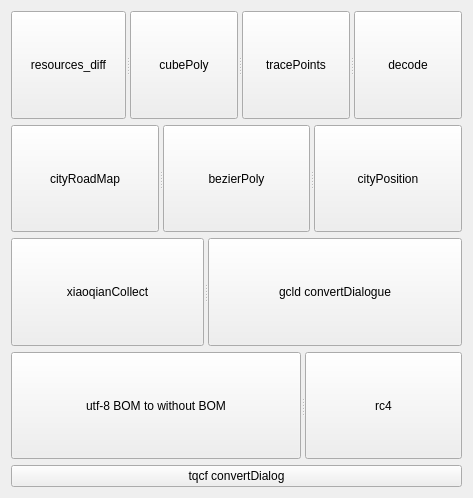
Before: the Qt Designer form QGcldTools/mainwindow.ui in luxiaodong/Qt, drawn with Qt 5.
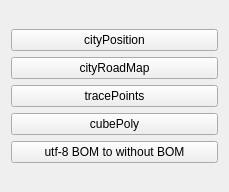
After: the same form once the commit is applied.

```diff
--- a/QGcldTools/mainwindow.ui
+++ b/QGcldTools/mainwindow.ui
@@ -6,104 +6,49 @@
    <rect>
     <x>0</x>
     <y>0</y>
-    <width>473</width>
-    <height>498</height>
+    <width>229</width>
+    <height>192</height>
    </rect>
   </property>
   <property name="windowTitle">
    <string>MainWindow</string>
   </property>
   <widget class="QWidget" name="centralWidget">
-   <layout class="QGridLayout" name="gridLayout">
+   <layout class="QGridLayout" name="gridLayout_2">
     <item row="0" column="0">
-     <layout class="QVBoxLayout" name="verticalLayout">
-      <item>
-       <widget class="QSplitter" name="splitter">
-        <property name="orientation">
-         <enum>Qt::Horizontal</enum>
+     <layout class="QGridLayout" name="gridLayout">
+      <item row="0" column="0">
+       <widget class="QPushButton" name="cityPosition">
+        <property name="text">
+         <string>cityPosition</string>
         </property>
-        <widget class="QPushButton" name="resourceDiff">
-         <property name="text">
-          <string>resources_diff</string>
-         </property>
-        </widget>
-        <widget class="QPushButton" name="cubePoly">
-         <property name="text">
-          <string>cubePoly</string>
-         </property>
-        </widget>
-        <widget class="QPushButton" name="tracePoints">
-         <property name="text">
-          <string>tracePoints</string>
-         </property>
-        </widget>
-        <widget class="QPushButton" name="decode">
-         <property name="text">
-          <string>decode</string>
-         </property>
-        </widget>
        </widget>
       </item>
-      <item>
-       <widget class="QSplitter" name="splitter_2">
-        <property name="orientation">
-         <enum>Qt::Horizontal</enum>
+      <item row="1" column="0">
+       <widget class="QPushButton" name="cityRoadMap">
+        <property name="text">
+         <string>cityRoadMap</string>
         </property>
-        <widget class="QPushButton" name="cityRoadMap">
-         <property name="text">
-          <string>cityRoadMap</string>
-         </property>
-        </widget>
-        <widget class="QPushButton" name="bezierPoly">
-         <property name="text">
-          <string>bezierPoly</string>
-         </property>
-        </widget>
-        <widget class="QPushButton" name="cityPosition">
-         <property name="text">
-          <string>cityPosition</string>
-         </property>
-        </widget>
        </widget>
       </item>
-      <item>
-       <widget class="QSplitter" name="splitter_3">
-        <property name="orientation">
-         <enum>Qt::Horizontal</enum>
+      <item row="2" column="0">
+       <widget class="QPushButton" name="tracePoints">
+        <property name="text">
+         <string>tracePoints</string>
         </property>
-        <widget class="QPushButton" name="xiaoqianCollect">
-         <property name="text">
-          <string>xiaoqianCollect</string>
-         </property>
-        </widget>
-        <widget class="QPushButton" name="convertDialogue">
-         <property name="text">
-          <string>gcld convertDialogue</string>
-         </property>
-        </widget>
        </widget>
       </item>
-      <item>
-       <widget class="QSplitter" name="splitter_4">
-        <property name="orientation">
-         <enum>Qt::Horizontal</enum>
+      <item row="3" column="0">
+       <widget class="QPushButton" name="cubePoly">
+        <property name="text">
+         <string>cubePoly</string>
         </property>
-        <widget class="QPushButton" name="utf8Bom">
-         <property name="text">
-          <string>utf-8 BOM to without BOM</string>
-         </property>
-        </widget>
-        <widget class="QPushButton" name="rc4">
-         <property name="text">
-          <string>rc4</string>
-         </property>
-        </widget>
        </widget>
       </item>
-      <item>
-       <widget class="QPushButton" name="tqcfConvertDialog">
+      <item row="4" column="0">
+       <widget class="QPushButton" name="utf8Bom">
         <property name="text">
-         <string>tqcf convertDialog</string>
+         <string>utf-8 BOM to without BOM</string>
         </property>
        </widget>
       </item>
```
